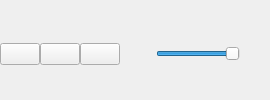
Qt form src/sibl_gui/components/core/databaseBrowser/ui/Database_Browser.ui (KelSolaar/sIBL_GUI) before a commit.
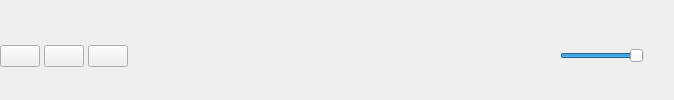
The same form after that commit.

Commit message: Restore actions capabilities in "databaseBrowser" component.

What changed in the file:
```diff
--- a/src/sibl_gui/components/core/databaseBrowser/ui/Database_Browser.ui
+++ b/src/sibl_gui/components/core/databaseBrowser/ui/Database_Browser.ui
@@ -15,18 +15,27 @@
    <item row="0" column="0">
     <layout class="QGridLayout" name="Database_Browser_gridLayout"/>
    </item>
-   <item row="1" column="0">
-    <widget class="QFrame" name="Database_Browser_frame">
-     <layout class="QGridLayout" name="Database_Browser_frame_gridLayout">
+   <item row="1" column="1">
+    <widget class="QFrame" name="Database_Browser_Overall_frame">
+     <layout class="QGridLayout" name="Database_Browser_Overall_frame_gridLayout">
       <property name="leftMargin">
        <number>0</number>
       </property>
+      <property name="topMargin">
+       <number>12</number>
+      </property>
       <property name="rightMargin">
        <number>0</number>
       </property>
       <property name="bottomMargin">
        <number>0</number>
       </property>
+      <item row="1" column="2">
+       <widget class="QFrame" name="Database_Browser_Thumbnails_Slider_frame">
+        <layout class="QGridLayout" name="Database_Browser_Thumbnails_Slider_frame_gridLayout">
+         <property name="margin">
+          <number>0</number>
+         </property>
       <item row="0" column="1">
        <widget class="QLabel" name="Smallest_Size_label">
         <property name="minimumSize">
@@ -48,6 +57,12 @@
       </item>
       <item row="0" column="2">
        <widget class="QSlider" name="Thumbnails_Size_horizontalSlider">
+           <property name="sizePolicy">
+            <sizepolicy hsizetype="MinimumExpanding" vsizetype="Fixed">
+             <horstretch>0</horstretch>
+             <verstretch>0</verstretch>
+            </sizepolicy>
+           </property>
         <property name="statusTip">
          <string>Thumbnails Size Horizontal Slider: Adjusts Database Browser icon size.</string>
         </property>
@@ -84,10 +99,26 @@
         </property>
        </widget>
       </item>
-      <item row="0" column="0">
+        </layout>
+       </widget>
+      </item>
+      <item row="1" column="1">
+       <spacer name="Database_Browser_horizontalSpacer">
+        <property name="orientation">
+         <enum>Qt::Horizontal</enum>
+        </property>
+        <property name="sizeHint" stdset="0">
+         <size>
+          <width>396</width>
+          <height>20</height>
+         </size>
+        </property>
+       </spacer>
+      </item>
+      <item row="1" column="0">
        <layout class="QHBoxLayout" name="Views_horizontalLayout">
         <property name="spacing">
-         <number>0</number>
+         <number>4</number>
         </property>
         <item>
          <widget class="QPushButton" name="Thumbnails_View_pushButton">
```
Left out of the diff: 2 changed lines with no effect on the pictures. Lines whose indentation alone changed are shown as unchanged. The commit also changes 1 other file.
